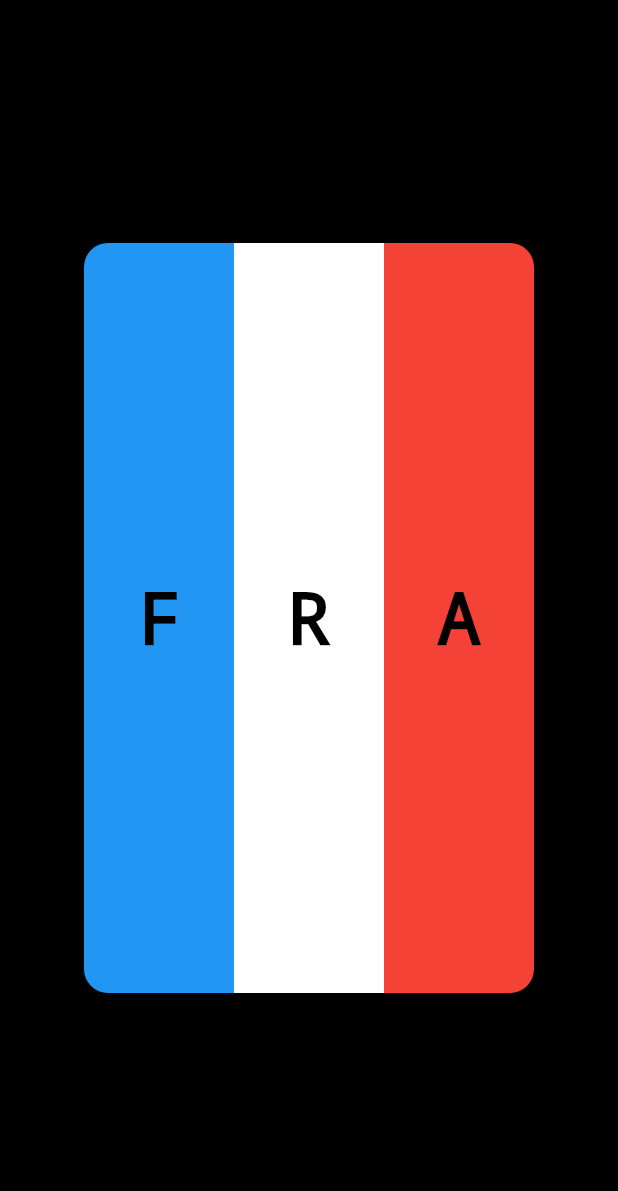
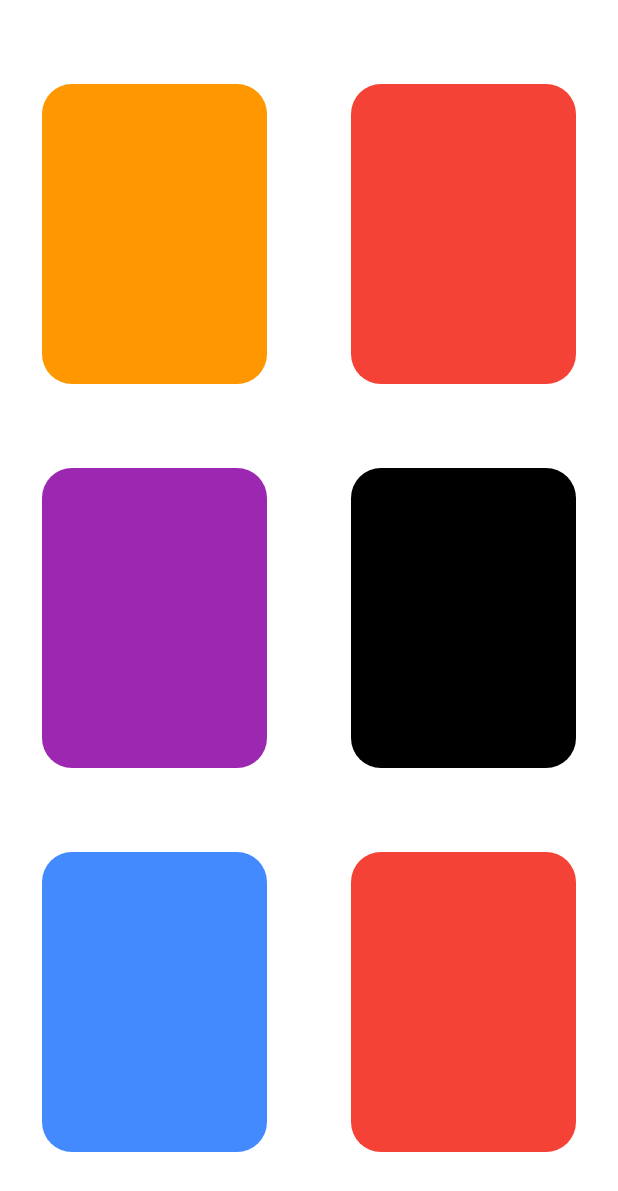
Before and after one commit to Jab1k/darsikki, a Flutter app: the screen it shows after launch, on a phone screen of 412 x 824 dp. Shown: the top 1191 px of the screen. Run offline on Flutter 3.47's test engine with Material 2 defaults, Android fonts, the phone set to English and light mode, and no system bars.

Commit message:
5-masala

```diff
--- a/lib/main.dart
+++ b/lib/main.dart
@@ -11,74 +11,93 @@ class MyApp extends StatelessWidget {
   Widget build(BuildContext context) {
     return MaterialApp(
         debugShowCheckedModeBanner: false,
-        home: Center(
-          child: Container(
-              color: Colors.black,
-              child: Center(
-                child: Row(
-                  mainAxisAlignment: MainAxisAlignment.center,
+        home: Container(
+            color: Colors.white,
+            child: Column(
+              mainAxisAlignment: MainAxisAlignment.spaceEvenly,
+              children: [
+                Row(
+                  mainAxisAlignment: MainAxisAlignment.spaceAround,
                   children: [
                     Container(
-                      height: 500,
-                      width: 100,
+                      height: 200,
+                      width: 150,
                       decoration: const BoxDecoration(
-                          color: Colors.blue,
+                          color: Colors.orange,
                           borderRadius: BorderRadius.only(
-                              topLeft: Radius.circular(16),
-                              bottomLeft: Radius.circular(16))),
-                      child: Center(
-                        child: Text('F',
-                            textAlign: TextAlign.center,
-                            style: TextStyle(
-                                decoration: TextDecoration.none,
-                                color: Colors.black)),
-                      ),
+                              bottomRight: Radius.circular(20),
+                              bottomLeft: Radius.circular(20),
+                              topLeft: Radius.circular(20),
+                              topRight: Radius.circular(20))),
                     ),
-                    // Container(
-                    //   height: 10,
-                    //   width: 500,
-                    //   decoration: const BoxDecoration(
-                    //       color: Colors.red,
-                    //       borderRadius: BorderRadius.all(Radius.circular(16))),
-                    // ),
                     Container(
-                      width: 100,
-                      height: 500,
-                      decoration: const BoxDecoration(color: Colors.white),
-                      child: Center(
-                        child: Text('R',
-                            textAlign: TextAlign.center,
-                            style: TextStyle(
-                                decoration: TextDecoration.none,
-                                color: Colors.black)),
-                      ),
-                    ),
-                    // Container(
-                    //   height: 10,
-                    //   width: 500,
-                    //   decoration: const BoxDecoration(
-                    //       color: Colors.red,
-                    //       borderRadius: BorderRadius.all(Radius.circular(16))),
-                    // ),
-                    Container(
-                      height: 500,
-                      width: 100,
+                      height: 200,
+                      width: 150,
                       decoration: const BoxDecoration(
                           color: Colors.red,
                           borderRadius: BorderRadius.only(
-                              topRight: Radius.circular(16),
-                              bottomRight: Radius.circular(16))),
-                      child: Center(
-                        child: Text('A',
-                            textAlign: TextAlign.center,
-                            style: TextStyle(
-                                decoration: TextDecoration.none,
-                                color: Colors.black)),
-                      ),
+                              bottomRight: Radius.circular(20),
+                              bottomLeft: Radius.circular(20),
+                              topLeft: Radius.circular(20),
+                              topRight: Radius.circular(20))),
                     )
                   ],
                 ),
-              )),
-        ));
+                Row(
+                  mainAxisAlignment: MainAxisAlignment.spaceAround,
+                  children: [
+                    Container(
+                      height: 200,
+                      width: 150,
+                      decoration: const BoxDecoration(
+                          color: Colors.purple,
+                          borderRadius: BorderRadius.only(
+                              bottomRight: Radius.circular(20),
+                              bottomLeft: Radius.circular(20),
+                              topLeft: Radius.circular(20),
+                              topRight: Radius.circular(20))),
+                    ),
+                    Container(
+                      height: 200,
+                      width: 150,
+                      decoration: const BoxDecoration(
+                          color: Colors.black,
+                          borderRadius: BorderRadius.only(
+                              bottomRight: Radius.circular(20),
+                              bottomLeft: Radius.circular(20),
+                              topLeft: Radius.circular(20),
+                              topRight: Radius.circular(20))),
+                    ),
+                  ],
+                ),
+                Row(
+                  mainAxisAlignment: MainAxisAlignment.spaceAround,
+                  children: [
+                    Container(
+                      height: 200,
+                      width: 150,
+                      decoration: const BoxDecoration(
+                          color: Colors.blueAccent,
+                          borderRadius: BorderRadius.only(
+                              bottomRight: Radius.circular(20),
+                              bottomLeft: Radius.circular(20),
+                              topLeft: Radius.circular(20),
+                              topRight: Radius.circular(20))),
+                    ),
+                    Container(
+                      height: 200,
+                      width: 150,
+                      decoration: const BoxDecoration(
+                          color: Colors.red,
+                          borderRadius: BorderRadius.only(
+                              bottomRight: Radius.circular(20),
+                              bottomLeft: Radius.circular(20),
+                              topLeft: Radius.circular(20),
+                              topRight: Radius.circular(20))),
+                    )
+                  ],
+                ),
+              ],
+            )));
   }
 }
```
